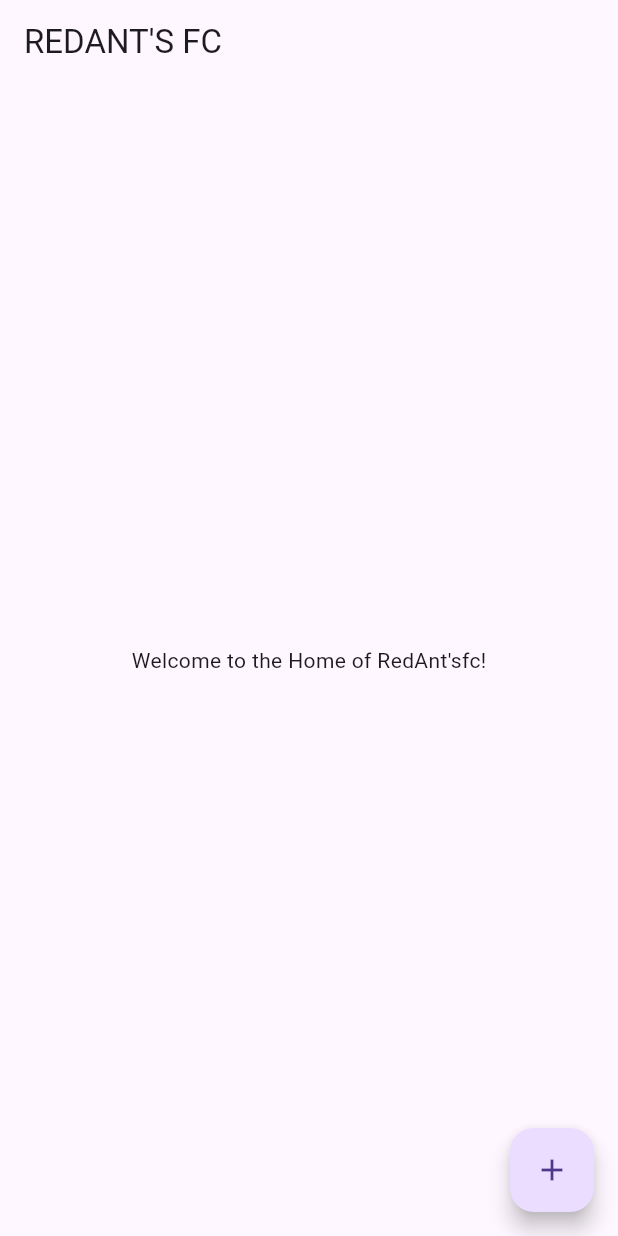
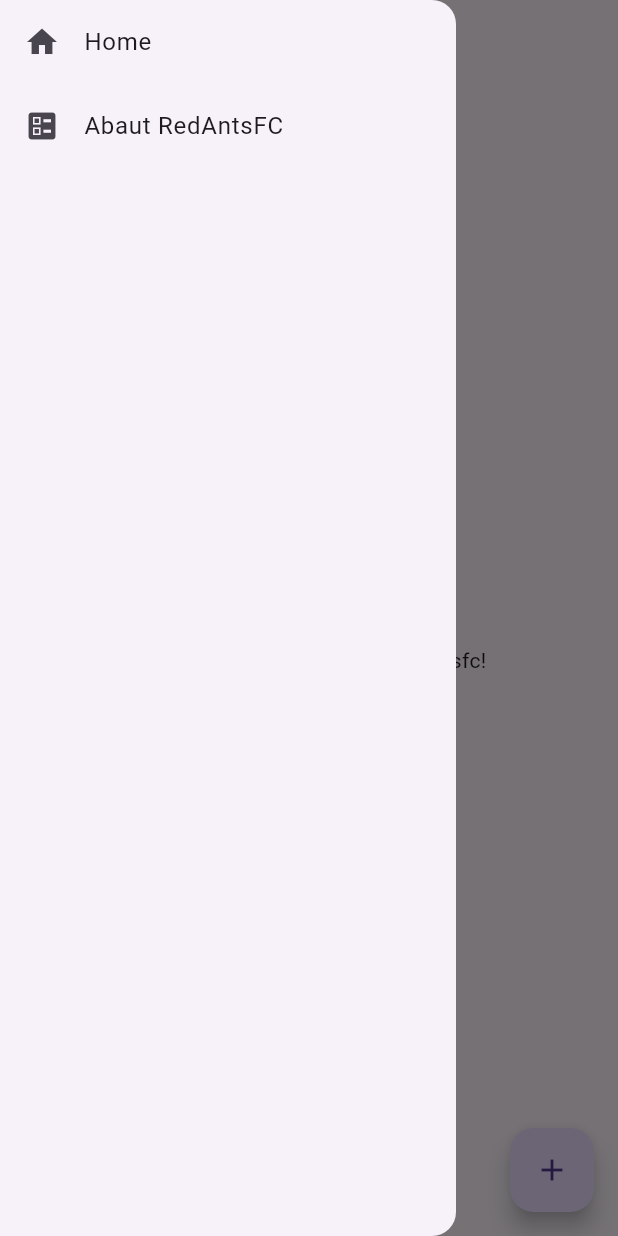
Before and after one commit to mziyandajoko/redantsfcflutter, a Flutter app: the screen it shows after launch, with the side drawer open (before the commit the screen has no drawer), on a phone screen of 412 x 824 dp. Run offline on Flutter 3.47's test engine with Material 3 defaults, Android fonts, the phone set to English and light mode, and no system bars.

Commit message:
adds page drawer

```diff
--- /dev/null
+++ b/lib/Widgets/drawer.dart
@@ -0,0 +1,31 @@
+import 'package:flutter/material.dart';
+import 'package:redantsfc/screens/about.dart';
+import 'package:redantsfc/screens/home.dart';
+
+class PageDrawer extends StatelessWidget {
+  const PageDrawer({super.key});
+
+  @override
+  Widget build(BuildContext context) {
+    return Drawer(
+      child: Column(
+        children: [
+          ListTile(
+            leading: const Icon(Icons.home),
+            title: const Text('Home'),
+            onTap: () {
+              Navigator.push(context, MaterialPageRoute(builder: (context) => const HomePage()));
+            },
+          ),
+          ListTile(
+            leading: const Icon(Icons.ballot),
+            title: const Text('Abaut RedAntsFC'),
+            onTap: () {
+              Navigator.push(context, MaterialPageRoute(builder: (context)=> const AboutPage()));
+            },
+          ),
+        ],
+      ),
+    );
+  }
+}
--- a/lib/screens/about.dart
+++ b/lib/screens/about.dart
@@ -1,4 +1,6 @@
 import 'package:flutter/material.dart';
+
+import '../Widgets/drawer.dart';
 
 class AboutPage extends StatelessWidget {
   const AboutPage({super.key});
@@ -9,6 +11,7 @@ class AboutPage extends StatelessWidget {
       appBar: AppBar(
         title: const Text('REDANT\'S FC'),
       ),
+      drawer: const PageDrawer(),
       body: const Center(
         child: Text('Welcome to RedAnt\'sfc! About page'),
       ),
--- a/lib/screens/home.dart
+++ b/lib/screens/home.dart
@@ -1,4 +1,5 @@
 import 'package:flutter/material.dart';
+import 'package:redantsfc/Widgets/drawer.dart';
 import 'package:redantsfc/screens/about.dart';
 
 class HomePage extends StatelessWidget {
@@ -10,6 +11,7 @@ class HomePage extends StatelessWidget {
       appBar: AppBar(
         title: const Text('REDANT\'S FC'),
       ),
+      drawer: const PageDrawer(),
       body: const Center(
         child: Text('Welcome to the Home of RedAnt\'sfc!'),
       ),
```
